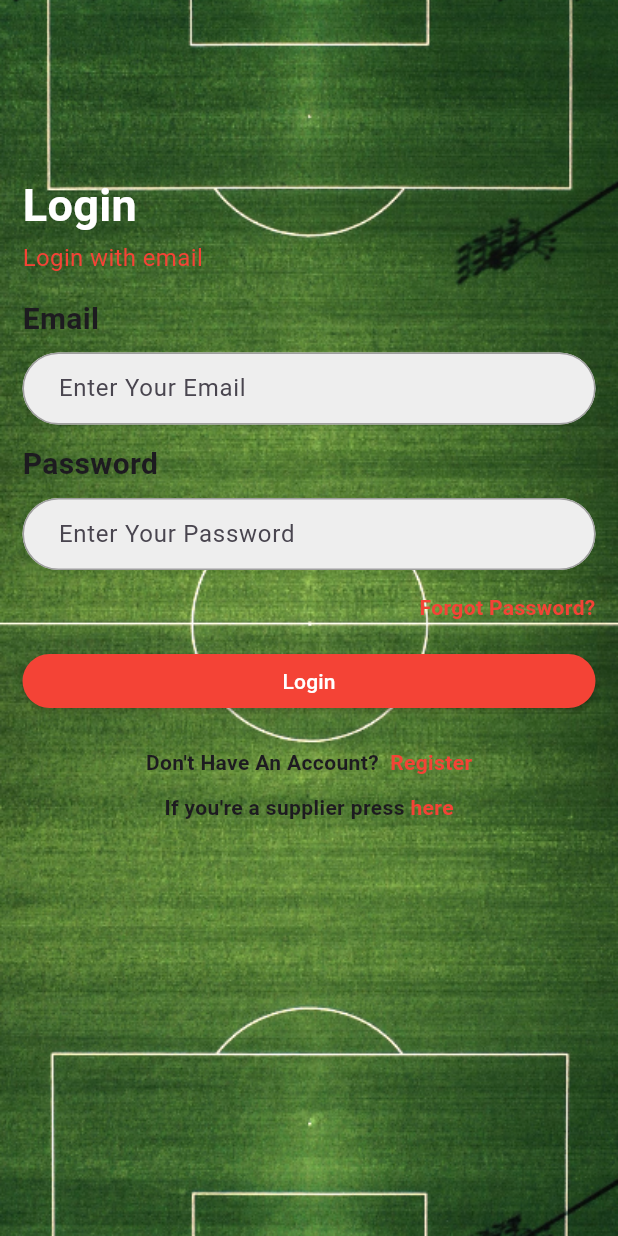
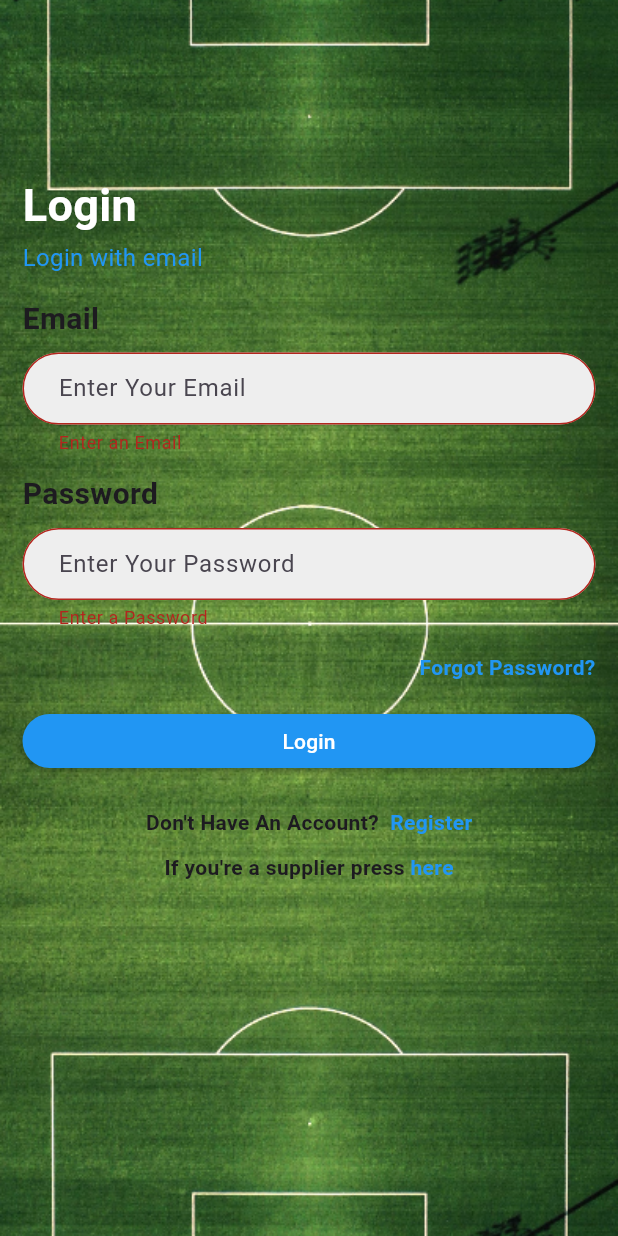
Before and after one commit to SaherSeada/Fieldz, a Flutter app: the screen it shows after launch, after a tap on "Login", on a phone screen of 412 x 824 dp. Run offline on Flutter 3.47's test engine with Material 3 defaults, Android fonts, the light colour scheme and no system bars; our stand-ins replace awesome_dialog, cloud_firestore, firebase_auth, firebase_core, get, shared_preferences and 1 more; accounts and stored records are empty; network calls fail.

Commit message:
Almost Finished User

```diff
--- /dev/null
+++ b/fieldz/lib/controllers/login_controller.dart
@@ -0,0 +1,66 @@
+import 'package:fieldz/views/widgets/dialog.dart';
+import 'package:firebase_auth/firebase_auth.dart';
+import 'package:flutter/material.dart';
+import 'package:get/get.dart';
+import 'package:cloud_firestore/cloud_firestore.dart';
+import 'package:fieldz/views/admin_landing_page.dart';
+import 'package:fieldz/views/supplier_dashboard_view.dart';
+import 'package:fieldz/views/user_landing_page.dart';
+import 'package:fieldz/views/coach_landing_page.dart';
+import 'package:shared_preferences/shared_preferences.dart';
+
+class LoginController extends GetxController {
+  final formKey = GlobalKey<FormState>();
+  final TextEditingController emailController = TextEditingController();
+  final TextEditingController passwordController = TextEditingController();
+
+  login() async {
+    try {
+      final credential = await FirebaseAuth.instance.signInWithEmailAndPassword(
+        email: emailController.text,
+        password: passwordController.text,
+      );
+      if (credential.user!.emailVerified) {
+        Map userData = {};
+        await FirebaseFirestore.instance
+            .collection('users')
+            .doc(credential.user?.uid)
+            .get()
+            .then((DocumentSnapshot doc) {
+          userData = doc.data() as Map<String, dynamic>;
+          userData['id'] = doc.id;
+        });
+        SharedPreferences prefs = await SharedPreferences.getInstance();
+        await prefs.setString('userID', userData['id']);
+        switch (userData['user_type']) {
+          case 'user':
+            Get.to(() => UserLandingPage());
+            break;
+          case 'admin':
+            Get.to(() => AdminLandingPage());
+            break;
+          case 'supplier':
+            Get.to(() => SupplierDashboardView());
+            break;
+          case 'coach':
+            Get.to(() => const LandingPage());
+            break;
+          default:
+            break;
+        }
+      } else {
+        messageDialog("Account not verified",
+            "Your account is not verified. Please verify your account to continue.");
+      }
+    } on FirebaseAuthException catch (e) {
+      print(e.code);
+      if (e.code == 'user-not-found') {
+        messageDialog("User Not Found",
+            "The user you are looking for does not exist. Please check the details and try again.");
+      } else if (e.code == 'wrong-password') {
+        messageDialog("Wrong Password",
+            "The password you entered is incorrect. Please try again.");
+      }
+    }
+  }
+}
--- a/fieldz/lib/controllers/user_marketplace_controller.dart
+++ b/fieldz/lib/controllers/user_marketplace_controller.dart
@@ -18,7 +18,8 @@ class UserMarketplaceController extends GetxController {
       products.clear();
       for (var doc in event.docs) {
         var data = doc.data();
-        var product = Product(data['name'], data['imageURL'], data['price'].toDouble());
+        var product = Product(
+            doc.id, data['name'], data['imageURL'], data['price'].toDouble());
         products.add(product);
       }
     });
--- /dev/null
+++ b/fieldz/lib/controllers/user_profile_controller.dart
@@ -0,0 +1,5 @@
+import 'package:get/get.dart';
+
+class UserProfileController extends GetxController {
+
+}
--- a/fieldz/lib/main.dart
+++ b/fieldz/lib/main.dart
@@ -46,7 +46,7 @@ class MainPage extends StatelessWidget {
     return Obx(() {
       if (mainController.user.value == null) {
         // User is not signed in, navigate to login page
-        return const Login();
+        return Login();
       } else {
         // User is signed in, navigate to home page
         switch (mainController.userType.value) {
@@ -59,7 +59,7 @@ class MainPage extends StatelessWidget {
           case 'coach':
             return const LandingPage();
           default:
-            return const Login();
+            return Login();
         }
       }
     });
--- a/fieldz/lib/models/product.dart
+++ b/fieldz/lib/models/product.dart
@@ -1,7 +1,8 @@
 class Product {
+  final String id;
   final String title;
   final String imageUrl;
   final double price;
 
-  Product(this.title, this.imageUrl, this.price);
+  Product(this.id, this.title, this.imageUrl, this.price);
 }
--- a/fieldz/lib/models/supplier_pending_courts_controller.dart
+++ /dev/null
@@ -1,4 +0,0 @@
-// supplier_pending_courts_controller.dart
-class SupplierPendingCourtsController {
-  // Placeholder controller for future use
-}
--- a/fieldz/lib/models/supplier_profile_controller.dart
+++ /dev/null
@@ -1,4 +0,0 @@
-// supplier_profile_controller.dart
-class SupplierProfileController {
-  // Placeholder controller for future use
-}
--- /dev/null
+++ b/fieldz/lib/models/user.dart
@@ -0,0 +1,9 @@
+class User {
+  final String id;
+  final String username;
+  final String avatarUrl;
+  final double email;
+  final String phoneNumber;
+
+  User(this.id, this.username, this.avatarUrl, this.email, this.phoneNumber);
+}
--- a/fieldz/lib/theme/theme_constants.dart
+++ b/fieldz/lib/theme/theme_constants.dart
@@ -1,7 +1,7 @@
 import 'package:flutter/material.dart';
 
-const COLOR_PRIMARY = Colors.redAccent;
-const COLOR_ACCENT = Colors.red;
+const COLOR_PRIMARY = Colors.blueAccent;
+const COLOR_ACCENT = Colors.blue;
 
 ThemeData lightTheme = ThemeData(
     brightness: Brightness.light,
@@ -10,12 +10,13 @@ ThemeData lightTheme = ThemeData(
         const FloatingActionButtonThemeData(backgroundColor: COLOR_ACCENT),
     elevatedButtonTheme: ElevatedButtonThemeData(
         style: ButtonStyle(
-            // padding: MaterialStateProperty.all<EdgeInsetsGeometry>(
-            //     const EdgeInsets.symmetric(horizontal: 40.0, vertical: 20.0)),
-            shape: MaterialStateProperty.all<OutlinedBorder>(
-                RoundedRectangleBorder(
-                    borderRadius: BorderRadius.circular(20.0))),
-            backgroundColor: MaterialStateProperty.all<Color>(COLOR_ACCENT))),
+      // padding: MaterialStateProperty.all<EdgeInsetsGeometry>(
+      //     const EdgeInsets.symmetric(horizontal: 40.0, vertical: 20.0)),
+      shape: MaterialStateProperty.all<OutlinedBorder>(
+          RoundedRectangleBorder(borderRadius: BorderRadius.circular(20.0))),
+      backgroundColor: MaterialStateProperty.all<Color>(COLOR_ACCENT),
+      foregroundColor: MaterialStateProperty.all<Color>(Colors.white),
+    )),
     inputDecorationTheme: InputDecorationTheme(
         border: OutlineInputBorder(
             borderRadius: BorderRadius.circular(20.0),
--- a/fieldz/lib/views/login.dart
+++ b/fieldz/lib/views/login.dart
@@ -1,31 +1,19 @@
-import 'package:cloud_firestore/cloud_firestore.dart';
-import 'package:fieldz/views/admin_landing_page.dart';
-import 'package:fieldz/views/supplier_dashboard_view.dart';
+import 'package:fieldz/controllers/login_controller.dart';
 import 'package:fieldz/views/supplier_login.dart';
-import 'package:fieldz/views/user_landing_page.dart';
 import 'package:flutter/material.dart';
-import 'package:fieldz/views/coach_landing_page.dart';
 import 'package:fieldz/views/signup.dart';
 import 'package:firebase_auth/firebase_auth.dart';
 import 'package:get/get.dart';
-import 'package:awesome_dialog/awesome_dialog.dart';
 import 'package:fieldz/theme/theme_constants.dart';
 
-class Login extends StatefulWidget {
-  const Login({super.key});
+class Login extends StatelessWidget {
+  Login({super.key});
 
-  @override
-  State<Login> createState() => _LoginState();
-}
-
-class _LoginState extends State<Login> {
-  final TextEditingController _emailController = TextEditingController();
-  final TextEditingController _passwordController = TextEditingController();
+  final LoginController controller = Get.put(LoginController());
 
   @override
   Widget build(BuildContext context) {
     return Theme(
-      // Apply theme here
       data: lightTheme,
       child: Scaffold(
         body: Container(
@@ -39,7 +27,9 @@ class _LoginState extends State<Login> {
             padding: const EdgeInsets.all(15),
             child: ListView(
               children: [
-                Column(
+                Form(
+                    key: controller.formKey,
+                    child: Column(
                       crossAxisAlignment: CrossAxisAlignment.start,
                       children: [
                         const SizedBox(height: 100), // Adjust spacing from top
@@ -61,12 +51,18 @@ class _LoginState extends State<Login> {
                         const SizedBox(height: 15),
                         const Text(
                           "Email",
-                      style:
-                          TextStyle(fontWeight: FontWeight.bold, fontSize: 20),
+                          style: TextStyle(
+                              fontWeight: FontWeight.bold, fontSize: 20),
                         ),
                         const SizedBox(height: 8),
                         TextFormField(
-                      controller: _emailController,
+                          controller: controller.emailController,
+                          validator: (value) {
+                            if (value == null || value.isEmpty) {
+                              return "Enter an Email";
+                            }
+                            return null;
+                          },
                           decoration: InputDecoration(
                             hintText: "Enter Your Email",
                             contentPadding: const EdgeInsets.symmetric(
@@ -86,13 +82,19 @@ class _LoginState extends State<Login> {
                         const SizedBox(height: 12),
                         const Text(
                           "Password",
-                      style:
-                          TextStyle(fontWeight: FontWeight.bold, fontSize: 20),
+                          style: TextStyle(
+                              fontWeight: FontWeight.bold, fontSize: 20),
                         ),
                         const SizedBox(height: 8),
                         TextFormField(
-                      controller: _passwordController,
+                          controller: controller.passwordController,
                           obscureText: true,
+                          validator: (value) {
+                            if (value == null || value.isEmpty) {
+                              return "Enter a Password";
+                            }
+                            return null;
+                          },
                           decoration: InputDecoration(
                             hintText: "Enter Your Password",
                             contentPadding: const EdgeInsets.symmetric(
@@ -113,7 +115,7 @@ class _LoginState extends State<Login> {
                         InkWell(
                           onTap: () async {
                             await FirebaseAuth.instance.sendPasswordResetEmail(
-                            email: _emailController.text);
+                                email: controller.emailController.text);
                           },
                           child: Container(
                             alignment: Alignment.topRight,
@@ -128,59 +130,15 @@ class _LoginState extends State<Login> {
                         ),
                         const SizedBox(height: 15),
                       ],
-                ),
+                    )),
                 MaterialButton(
                   shape: RoundedRectangleBorder(
                       borderRadius: BorderRadius.circular(20)),
                   color: COLOR_ACCENT, // Apply accent color
                   textColor: Colors.white,
                   onPressed: () async {
-                    try {
-                      final credential = await FirebaseAuth.instance
-                          .signInWithEmailAndPassword(
-                        email: _emailController.text,
-                        password: _passwordController.text,
-                      );
-                      if (credential.user!.emailVerified) {
-                        Map userData = {};
-                        await FirebaseFirestore.instance
-                            .collection('users')
-                            .doc(credential.user?.uid)
-                            .get()
-                            .then((DocumentSnapshot doc) {
-                          userData = doc.data() as Map<String, dynamic>;
-                        });
-                        switch (userData['user_type']) {
-                          case 'user':
-                            Get.to(() => UserLandingPage());
-                            break;
-                          case 'admin':
-                            Get.to(() => AdminLandingPage());
-                            break;
-                          case 'supplier':
-                            Get.to(() => SupplierDashboardView());
-                            break;
-                          case 'coach':
-                            Get.to(() => const LandingPage());
-                            break;
-                          default:
-                            break;
-                        }
-                      } else {
-                        AwesomeDialog(
-                          context: context,
-                          dialogType: DialogType.error,
-                          animType: AnimType.bottomSlide,
-                          title: 'verification',
-                          desc: 'verify your email account',
-                        )..show();
-                      }
-                    } on FirebaseAuthException catch (e) {
-                      if (e.code == 'user-not-found') {
-                        // print('No user found for that email.');
-                      } else if (e.code == 'wrong-password') {
-                        // print('Wrong password provided for that user.');
-                      }
+                    if (controller.formKey.currentState!.validate()) {
+                      controller.login();
                     }
                   },
                   child: const Text("Login"),
--- a/fieldz/lib/views/supplier_dashboard_view.dart
+++ b/fieldz/lib/views/supplier_dashboard_view.dart
@@ -101,7 +101,7 @@ class SupplierDashboardView extends StatelessWidget {
                 title: const Text('Logout'),
                 onTap: () {
                   FirebaseAuth.instance.signOut();
-                  Get.offAll(() => const Login());
+                  Get.offAll(() => Login());
                 },
               ),
             ],
--- a/fieldz/pubspec.yaml
+++ b/fieldz/pubspec.yaml
@@ -19,6 +19,7 @@ dependencies:
   cloud_firestore: ^4.15.8
   awesome_dialog: ^3.2.0
   firebase_core: ^2.27.0
+  shared_preferences:
 
 dev_dependencies:
   flutter_test:
```
Also changed, not shown: fieldz/lib/controllers/user_add_product_controller.dart (added, +31 -0 lines), fieldz/lib/controllers/user_product_details_controller.dart (added, +35 -0 lines), fieldz/lib/views/user_add_product_screen.dart (added, +107 -0 lines), fieldz/lib/views/user_marketplace_screen.dart (+30 -13 lines), fieldz/lib/views/user_product_details_screen.dart (added, +107 -0 lines), fieldz/lib/views/user_profile_screen.dart (added, +118 -0 lines), fieldz/lib/views/widgets/dialog.dart (added, +20 -0 lines), fieldz/lib/views/widgets/user_drawer.dart (+5 -3 lines). Lines whose indentation alone changed are shown as unchanged.
